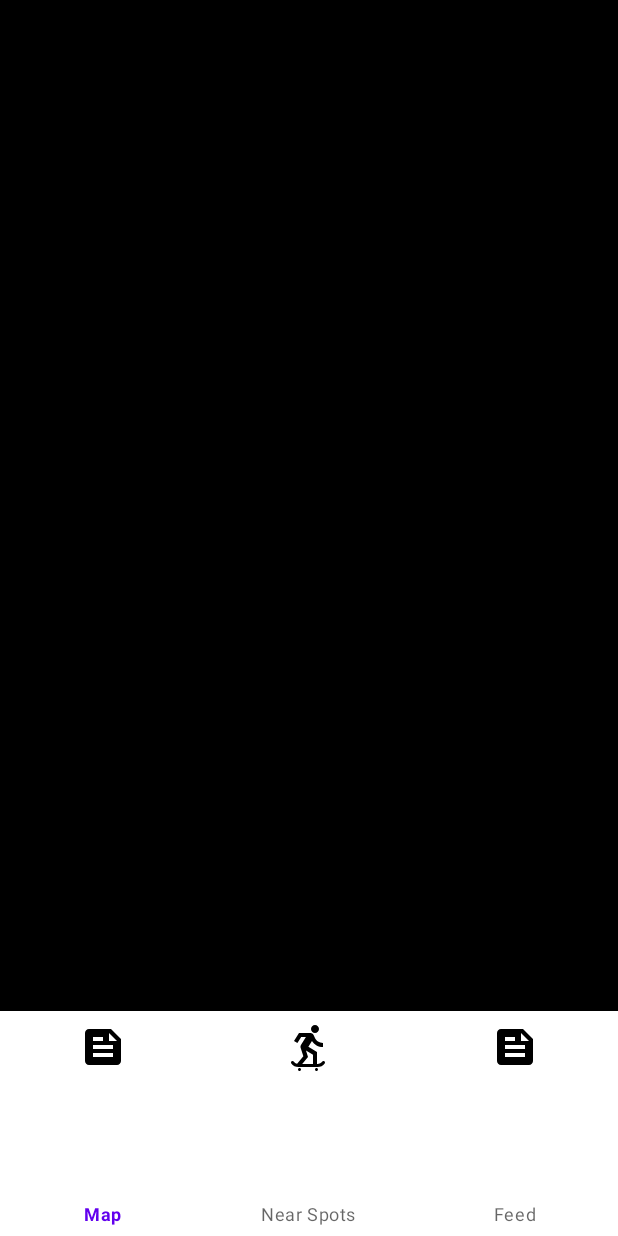
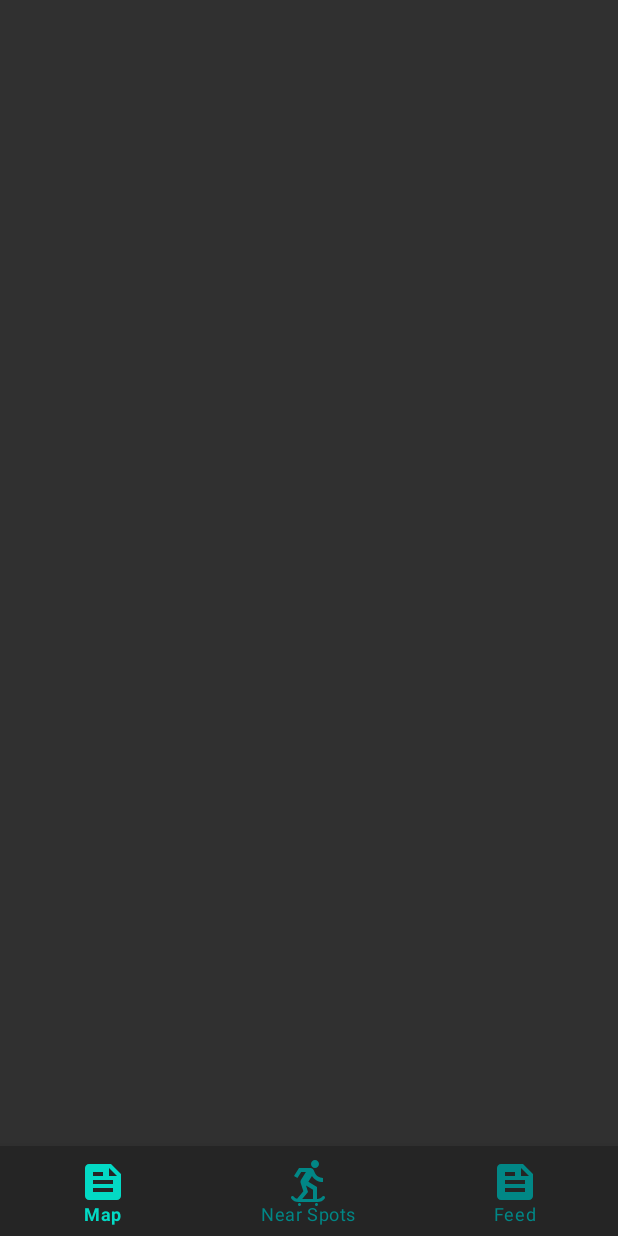
Before and after one commit to Makallister13/Spotter, an Android app: the screen it shows after launch (MapsActivity), on a phone screen of 412 x 824 dp. Run offline under Robolectric (Android 15) with nearby library versions, the phone set to English and light mode, and no system bars.

Commit message:
added frame to main activity

```diff
--- a/app/src/main/res/layout/main_activity.xml
+++ b/app/src/main/res/layout/main_activity.xml
@@ -1,23 +1,29 @@
 <?xml version="1.0" encoding="utf-8"?>
-<androidx.constraintlayout.widget.ConstraintLayout xmlns:android="http://schemas.android.com/apk/res/android"
+<RelativeLayout xmlns:android="http://schemas.android.com/apk/res/android"
+    xmlns:tools="http://schemas.android.com/tools"
     android:id="@+id/main_activity"
     android:layout_width="match_parent"
     android:layout_height="match_parent"
     xmlns:app="http://schemas.android.com/apk/res-auto"
-    android:background="@color/black">
+    android:background="#303030">
 
+    <FrameLayout
+        android:layout_width="match_parent"
+        android:layout_height="wrap_content"
+        android:layout_above="@+id/bottom_nav"
+        android:layout_alignParentTop="true" />
 
     <com.google.android.material.bottomnavigation.BottomNavigationView
         android:id="@+id/bottom_nav"
         android:layout_width="match_parent"
-        android:layout_height="150dp"
-        android:background="@color/white"
-        app:itemIconTint="@color/black"
+        android:layout_height="60dp"
+        android:layout_alignParentBottom="true"
+        android:layout_marginBottom="0dp"
+        android:background="#252525"
         app:itemIconSize="32dp"
-        app:layout_constraintBottom_toBottomOf="parent"
-        app:layout_constraintEnd_toEndOf="parent"
-        app:layout_constraintStart_toStartOf="parent"
+        app:itemIconTint="@color/nav_color_states"
+        app:itemTextColor="@color/nav_color_states"
         app:menu="@menu/nav_menu" />
 
 
-</androidx.constraintlayout.widget.ConstraintLayout>
+</RelativeLayout>
--- a/app/src/main/res/values/colors.xml
+++ b/app/src/main/res/values/colors.xml
@@ -8,4 +8,7 @@
     <color name="black">#FF000000</color>
     <color name="white">#FFFFFFFF</color>
     <color name="transparent">#00FFFFFF</color>
+
+
+
 </resources>
```
